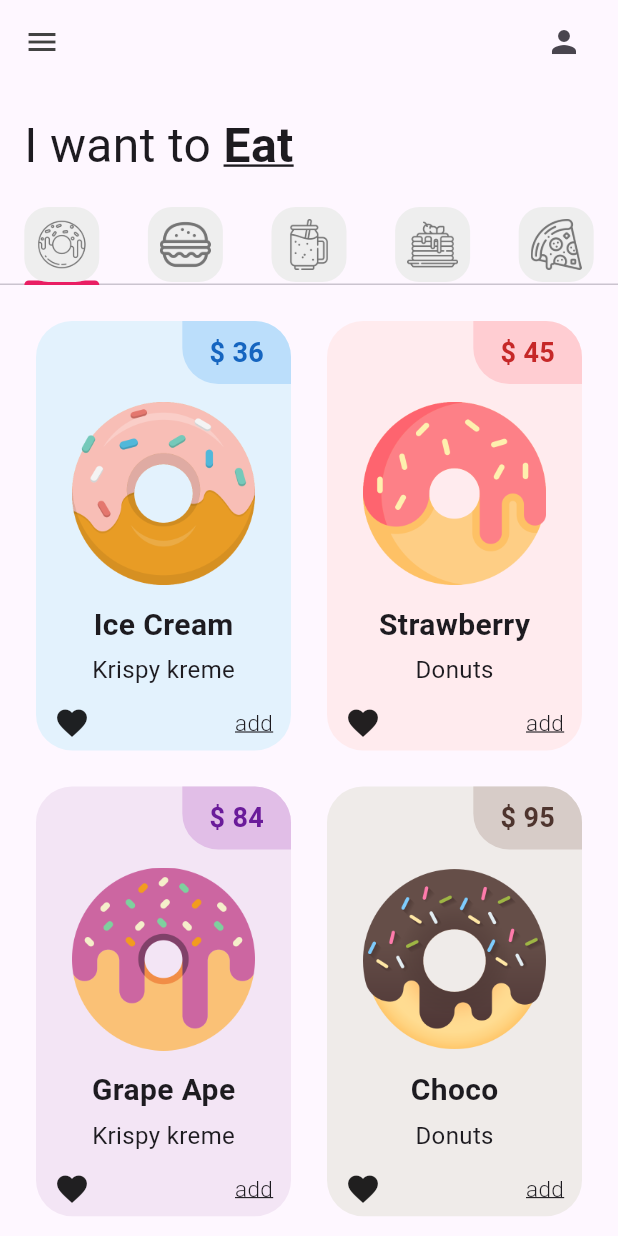
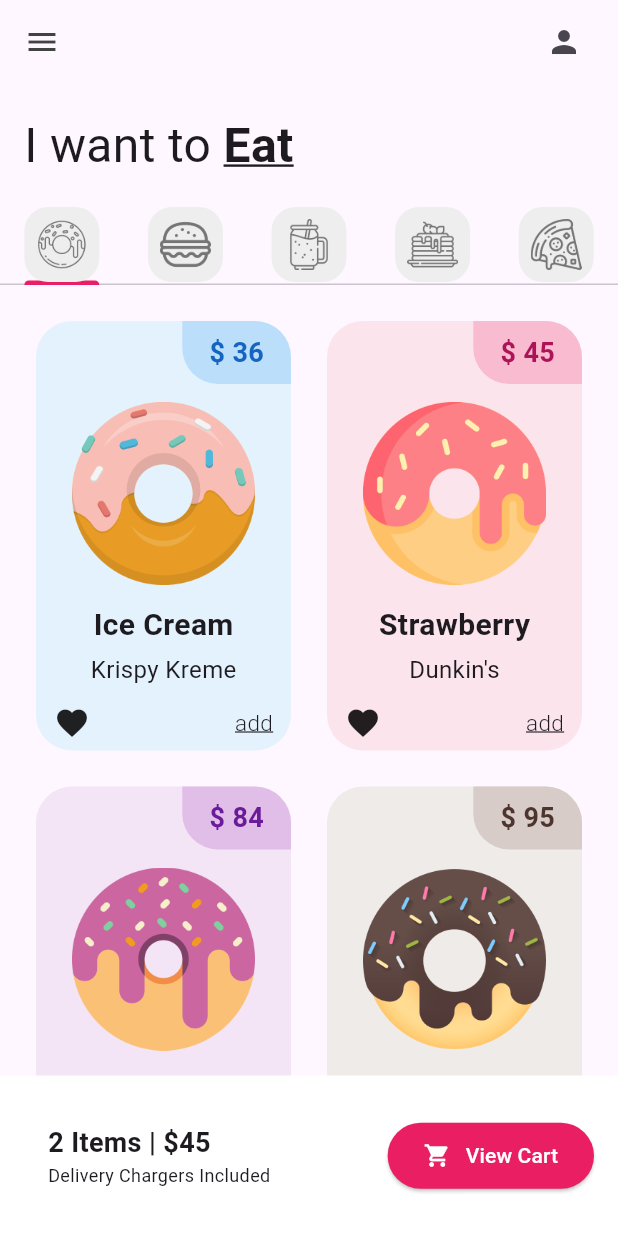
Before and after one commit to karlosDuran/Unidad-II, a Flutter app: the screen it shows after launch, on a phone screen of 412 x 824 dp. Run offline on Flutter 3.47's test engine with Material 3 defaults, Android fonts, the phone set to English and light mode, and no system bars.

Commit message:
UI finished

```diff
--- a/donut_app_2c_duran/lib/pages/home_page.dart
+++ b/donut_app_2c_duran/lib/pages/home_page.dart
@@ -32,7 +32,7 @@ class _HomePageState extends State<HomePage> {
             leading: Icon(Icons.menu, color: Colors.grey[800]),
             actions: const [
               Padding(
-                padding: const EdgeInsets.only(right: 24.0),
+                padding: EdgeInsets.only(right: 24.0),
                 child: Icon(Icons.person),
               )
             ],
@@ -75,8 +75,56 @@ class _HomePageState extends State<HomePage> {
                 PancakesTab(),
                 PizzaTab()
               ]),
-            )
+            ),
+
             //Carrito(Cart)
+            Container(
+                color: Colors.white,
+                padding: const EdgeInsets.all(16),
+                //como se llama el widget que pone las cosas de manera horizontal
+
+                child: Row(
+                    //alinea a los extremos
+                    mainAxisAlignment: MainAxisAlignment.spaceBetween,
+                    children: [
+                      Padding(
+                        padding: const EdgeInsets.all(16.0),
+                        child: Column(
+                          //alinear horizontalmente una columna
+                          crossAxisAlignment: CrossAxisAlignment.start,
+                          children: [
+                            Text(
+                              '2 Items | \$45',
+                              style: TextStyle(
+                                  fontWeight: FontWeight.bold, fontSize: 18),
+                            ),
+                            Text(
+                              "Delivery Chargers Included",
+                              style: TextStyle(fontSize: 12),
+                            ),
+                          ],
+                        ),
+                      ),
+                      ElevatedButton(
+                        onPressed: () {},
+                        style: ElevatedButton.styleFrom(
+                            backgroundColor: Colors.pink,
+                            padding: EdgeInsets.symmetric(
+                                horizontal: 24, vertical: 12)),
+                        child: Row(
+                          children: [
+                            Icon(Icons.shopping_cart, color: Colors.white),
+                            SizedBox(
+                              width: 10,
+                            ),
+                            Text(
+                              'View Cart',
+                              style: TextStyle(color: Colors.white),
+                            ),
+                          ],
+                        ),
+                      )
+                    ]))
           ])),
     );
   }
--- a/donut_app_2c_duran/lib/tabs/donut_tab.dart
+++ b/donut_app_2c_duran/lib/tabs/donut_tab.dart
@@ -7,26 +7,54 @@ class DonutTab extends StatelessWidget {
     // [ donutFlavor, donutPrice, donutColor, imageName ]
     [
       "Ice Cream",
-      "Krispy kreme",
+      "Krispy Kreme",
       "36",
       Colors.blue,
       "lib/images/icecream_donut.png"
     ],
     [
       "Strawberry",
-      "Donuts",
+      "Dunkin's",
       "45",
-      Colors.red,
+      Colors.pink,
       "lib/images/strawberry_donut.png"
     ],
     [
       "Grape Ape",
-      "Krispy kreme",
+      "Krispy Kreme",
       "84",
       Colors.purple,
       "lib/images/grape_donut.png"
     ],
-    ["Choco", "Donuts", "95", Colors.brown, "lib/images/chocolate_donut.png"]
+    ["Choco", "Dunkin's", "95", Colors.brown, "lib/images/chocolate_donut.png"],
+    [
+      "Crema de nata",
+      "Krispy Kreme",
+      "36",
+      Colors.blue,
+      "lib/images/icecream_donut.png"
+    ],
+    [
+      "fresas con crema",
+      "Dunkin's",
+      "45",
+      Colors.pink,
+      "lib/images/strawberry_donut.png"
+    ],
+    [
+      "unicornio",
+      "Krispy Kreme",
+      "84",
+      Colors.purple,
+      "lib/images/grape_donut.png"
+    ],
+    [
+      "peanut butter",
+      "Dunkin's",
+      "95",
+      Colors.brown,
+      "lib/images/chocolate_donut.png"
+    ],
   ];
 
   DonutTab({super.key});
```
